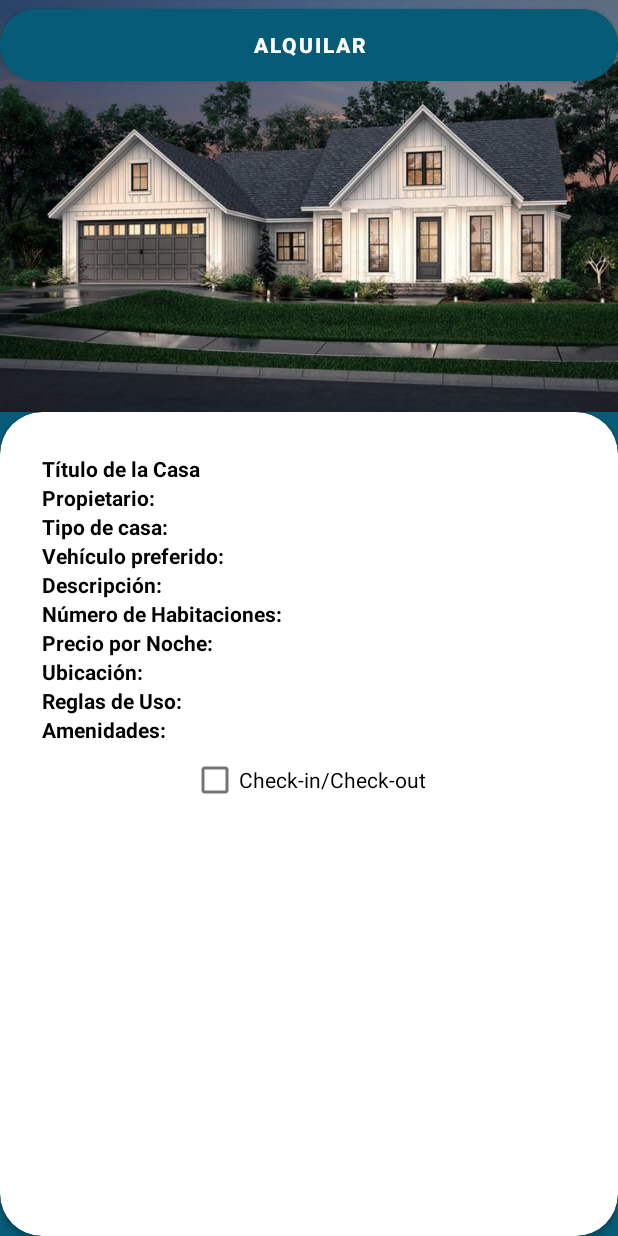
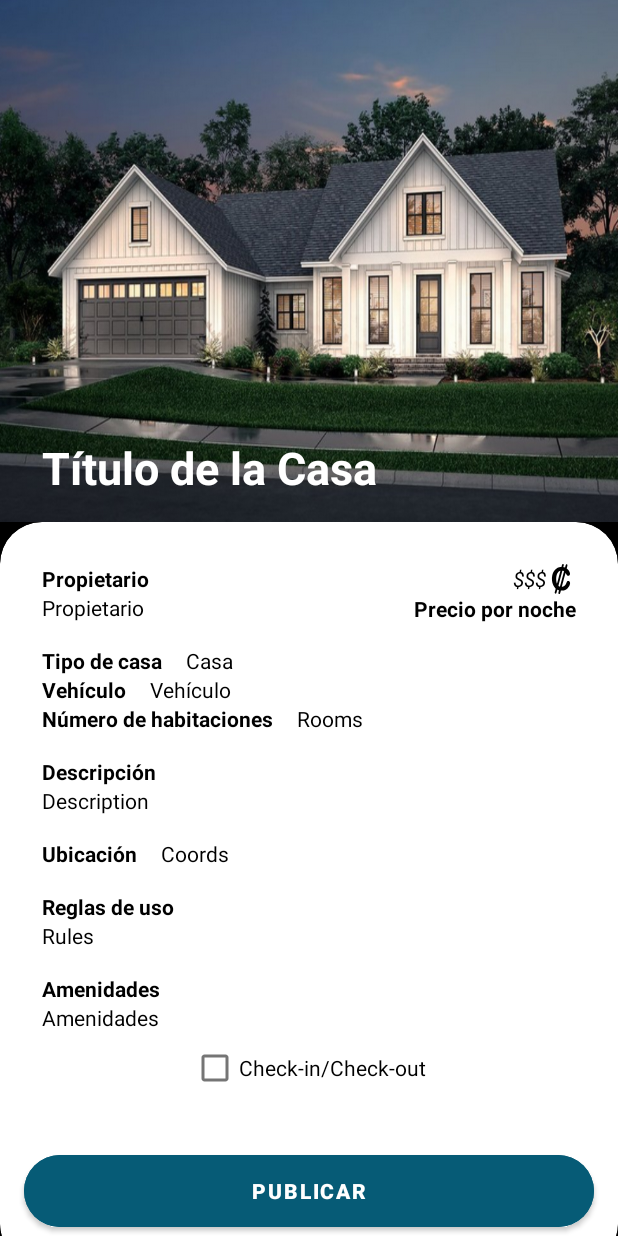
Before and after one commit to SebKoreano/IntelliHome, an Android app: the HouseRental screen opened directly, with no data from a screen before it, on a phone screen of 412 x 824 dp. Run offline under Robolectric (Android 15) with nearby library versions, the phone set to English and light mode, and no system bars.

Commit message:
Add House Rental Design

```diff
--- a/app/src/main/res/layout/activity_house_rental.xml
+++ b/app/src/main/res/layout/activity_house_rental.xml
@@ -1,37 +1,49 @@
 <?xml version="1.0" encoding="utf-8"?>
-<RelativeLayout xmlns:android="http://schemas.android.com/apk/res/android"
+<LinearLayout xmlns:android="http://schemas.android.com/apk/res/android"
     xmlns:app="http://schemas.android.com/apk/res-auto"
     xmlns:tools="http://schemas.android.com/tools"
     android:layout_width="match_parent"
     android:layout_height="match_parent"
-    tools:context=".HouseRental">
+    android:orientation="vertical"
+    tools:context=".HouseRental"
+    android:background="@color/black">
 
     <RelativeLayout
         android:layout_width="match_parent"
-        android:layout_height="match_parent"
+        android:layout_height="0dp"
+        android:layout_weight="0.3"
         android:id="@+id/background"
-        android:background="@color/mainColor" />
+        android:background="@drawable/landscape"
+        android:minHeight="100dp">
+
+        <TextView
+            android:id="@+id/property_title"
+            android:layout_width="wrap_content"
+            android:layout_height="wrap_content"
+            android:text="Título de la Casa"
+            android:textStyle="bold"
+            android:textSize="30sp"
+            android:textColor="@color/white"
+            android:layout_alignParentBottom="true"
+            android:layout_marginStart="28dp"
+            android:layout_marginBottom="16dp"/>
+    </RelativeLayout>
+
+    <RelativeLayout
+        android:layout_width="match_parent"
+        android:layout_height="wrap_content"
+        android:layout_weight="0">
+
+        <androidx.cardview.widget.CardView
+            android:layout_width="match_parent"
+            android:layout_height="wrap_content"
+            app:cardCornerRadius="28dp"
+            android:layout_marginBottom="-20dp">
 
             <LinearLayout
                 android:layout_width="match_parent"
-        android:layout_height="match_parent"
+                android:layout_height="wrap_content"
                 android:orientation="vertical">
-
-        <ImageView
-            android:id="@+id/property_image"
-            android:layout_width="match_parent"
-            android:layout_height="0dp"
-            android:src="@drawable/landscape"
-            android:layout_weight="0.35"
-            android:scaleType="centerCrop"/>
-
-        <androidx.cardview.widget.CardView
-            android:layout_width="match_parent"
-            android:layout_height="0dp"
-            android:layout_alignParentBottom="true"
-            app:cardCornerRadius="28dp"
-            android:layout_weight="0.7"
-            android:layout_marginBottom="-20dp">
 
                 <ScrollView
                     android:id="@+id/scrollview"
@@ -43,77 +55,166 @@
                         android:layout_width="match_parent"
                         android:layout_height="wrap_content"
                         android:orientation="vertical"
-                    android:padding="28dp">
+                        android:padding="28dp"
+                        android:weightSum="1">
 
-                    <TextView
-                        android:id="@+id/property_title"
+                        <RelativeLayout
+                            android:layout_width="match_parent"
+                            android:layout_height="wrap_content">
+
+                            <LinearLayout
                                 android:layout_width="wrap_content"
                                 android:layout_height="wrap_content"
-                        android:text="Título de la Casa"
-                        android:textStyle="bold" />
+                                android:orientation="vertical">
 
                                 <TextView
                                     android:id="@+id/property_owner"
                                     android:layout_width="wrap_content"
                                     android:layout_height="wrap_content"
-                        android:text="Propietario:"
+                                    android:text="Propietario"
                                     android:textStyle="bold" />
-
                                 <TextView
-                        android:id="@+id/property_type"
                                     android:layout_width="wrap_content"
                                     android:layout_height="wrap_content"
-                        android:text="Tipo de casa: "
-                        android:textStyle="bold" />
+                                    android:text="@string/Propietario"
+                                    android:layout_marginBottom="16dp"/>
 
-                    <TextView
-                        android:id="@+id/property_vehicle"
+                            </LinearLayout>
+
+                            <LinearLayout
                                 android:layout_width="wrap_content"
                                 android:layout_height="wrap_content"
-                        android:text="Vehículo preferido: "
-                        android:textStyle="bold" />
-
-                    <TextView
-                        android:id="@+id/property_description"
-                        android:layout_width="wrap_content"
-                        android:layout_height="wrap_content"
-                        android:text="Descripción: "
-                        android:textStyle="bold"/>
-
-                    <TextView
-                        android:id="@+id/property_rooms"
-                        android:layout_width="wrap_content"
-                        android:layout_height="wrap_content"
-                        android:text="Número de Habitaciones: "
-                        android:textStyle="bold"/>
+                                android:orientation="vertical"
+                                android:layout_alignParentEnd="true"
+                                android:gravity="end">
 
                                 <TextView
                                     android:id="@+id/property_money"
                                     android:layout_width="wrap_content"
                                     android:layout_height="wrap_content"
-                        android:text="Precio por Noche: "
+                                    android:text="$$$"
+                                    android:drawableEnd="@drawable/colones_symbol"
+                                    android:textStyle="italic"/>
+                                <TextView
+                                    android:layout_width="wrap_content"
+                                    android:layout_height="wrap_content"
+                                    android:text="@string/precioPorNocheTitle"
                                     android:textStyle="bold"/>
+                            </LinearLayout>
+                        </RelativeLayout>
 
+                        <LinearLayout
+                            android:layout_width="match_parent"
+                            android:layout_height="wrap_content"
+                            android:orientation="horizontal">
+
+                            <TextView
+                                android:layout_width="wrap_content"
+                                android:layout_height="wrap_content"
+                                android:text="@string/tipoCasaHint"
+                                android:textStyle="bold"
+                                android:layout_marginEnd="16dp"/>
+                            <TextView
+                                android:id="@+id/property_type"
+                                android:layout_width="wrap_content"
+                                android:layout_height="wrap_content"
+                                android:text="Casa"/>
+
+                        </LinearLayout>
+
+                        <LinearLayout
+                            android:layout_width="match_parent"
+                            android:layout_height="wrap_content"
+                            android:orientation="horizontal">
+
+                            <TextView
+                                android:layout_width="wrap_content"
+                                android:layout_height="wrap_content"
+                                android:text="@string/prompt_vehiculo"
+                                android:textStyle="bold"
+                                android:layout_marginEnd="16dp"/>
+                            <TextView
+                                android:id="@+id/property_vehicle"
+                                android:layout_width="wrap_content"
+                                android:layout_height="wrap_content"
+                                android:text="Vehículo"/>
+
+                        </LinearLayout>
+
+                        <LinearLayout
+                            android:layout_width="match_parent"
+                            android:layout_height="wrap_content"
+                            android:orientation="horizontal">
+
+                            <TextView
+                                android:layout_width="wrap_content"
+                                android:layout_height="wrap_content"
+                                android:text="@string/numHabitaciones"
+                                android:textStyle="bold"
+                                android:layout_marginEnd="16dp"/>
+                            <TextView
+                                android:id="@+id/property_rooms"
+                                android:layout_width="wrap_content"
+                                android:layout_height="wrap_content"
+                                android:text="Rooms"/>
+
+                        </LinearLayout>
+
+                        <TextView
+                            android:layout_width="wrap_content"
+                            android:layout_height="wrap_content"
+                            android:layout_marginTop="16dp"
+                            android:text="@string/descripcionTitle"
+                            android:textStyle="bold"/>
+                        <TextView
+                            android:layout_width="wrap_content"
+                            android:layout_height="wrap_content"
+                            android:id="@+id/property_description"
+                            android:text="Description"
+                            android:layout_marginBottom="16dp"/>
+
+                        <LinearLayout
+                            android:layout_width="match_parent"
+                            android:layout_height="wrap_content"
+                            android:orientation="horizontal">
+
+                            <TextView
+                                android:layout_width="wrap_content"
+                                android:layout_height="wrap_content"
+                                android:text="@string/ubicacion"
+                                android:textStyle="bold"
+                                android:layout_marginEnd="16dp"/>
                             <TextView
                                 android:id="@+id/property_coords"
                                 android:layout_width="wrap_content"
                                 android:layout_height="wrap_content"
-                        android:text="Ubicación: "
-                        android:textStyle="bold" />
+                                android:text="Coords"/>
 
+                        </LinearLayout>
+
+                        <TextView
+                            android:layout_width="wrap_content"
+                            android:layout_height="wrap_content"
+                            android:text="@string/reglasDeUsoTitle"
+                            android:textStyle="bold"
+                            android:layout_marginTop="16dp"/>
                         <TextView
                             android:id="@+id/property_rules"
                             android:layout_width="wrap_content"
                             android:layout_height="wrap_content"
-                        android:text="Reglas de Uso: "
+                            android:text="Rules"/>
+
+                        <TextView
+                            android:layout_marginTop="16dp"
+                            android:layout_width="wrap_content"
+                            android:layout_height="wrap_content"
+                            android:text="@string/amenidadesTitle"
                             android:textStyle="bold"/>
-
                         <TextView
                             android:id="@+id/property_amenities"
                             android:layout_width="wrap_content"
                             android:layout_height="wrap_content"
-                        android:text="Amenidades: "
-                        android:textStyle="bold"/>
+                            android:text="@string/amenidadesTitle"/>
 
                         <CheckBox
                             android:id="@+id/checkInCheckOutCheckbox"
@@ -121,20 +222,23 @@
                             android:layout_height="wrap_content"
                             android:layout_gravity="center"
                             android:text="Check-in/Check-out"/>
+
                     </LinearLayout>
                 </ScrollView>
-        </androidx.cardview.widget.CardView>
-    </LinearLayout>
-
 
                 <com.google.android.material.button.MaterialButton
                     android:layout_width="match_parent"
+                    android:layout_gravity="bottom"
                     android:layout_height="60dp"
-            android:id="@+id/btnPublish"
+                    android:id="@+id/btnRent"
                     android:backgroundTint="@color/mainColor"
-            android:text="Alquilar"
+                    android:text="@string/btnPublish"
                     android:textStyle="bold"
                     app:cornerRadius="32dp"
-            android:layout_gravity="bottom"
-            android:layout_marginBottom="40dp"/>
+                    android:layout_marginBottom="20dp"
+                    android:layout_marginStart="16dp"
+                    android:layout_marginEnd="16dp"/>
+            </LinearLayout>
+        </androidx.cardview.widget.CardView>
     </RelativeLayout>
+</LinearLayout>
--- a/app/src/main/res/values/strings.xml
+++ b/app/src/main/res/values/strings.xml
@@ -169,4 +169,5 @@
         <item>Restaurante</item>
         <item>Spa</item>
     </string-array>
+    <string name="Propietario">Propietario</string>
 </resources>
```
Also changed, not shown: 3 other files. Lines whose indentation alone changed are shown as unchanged.
